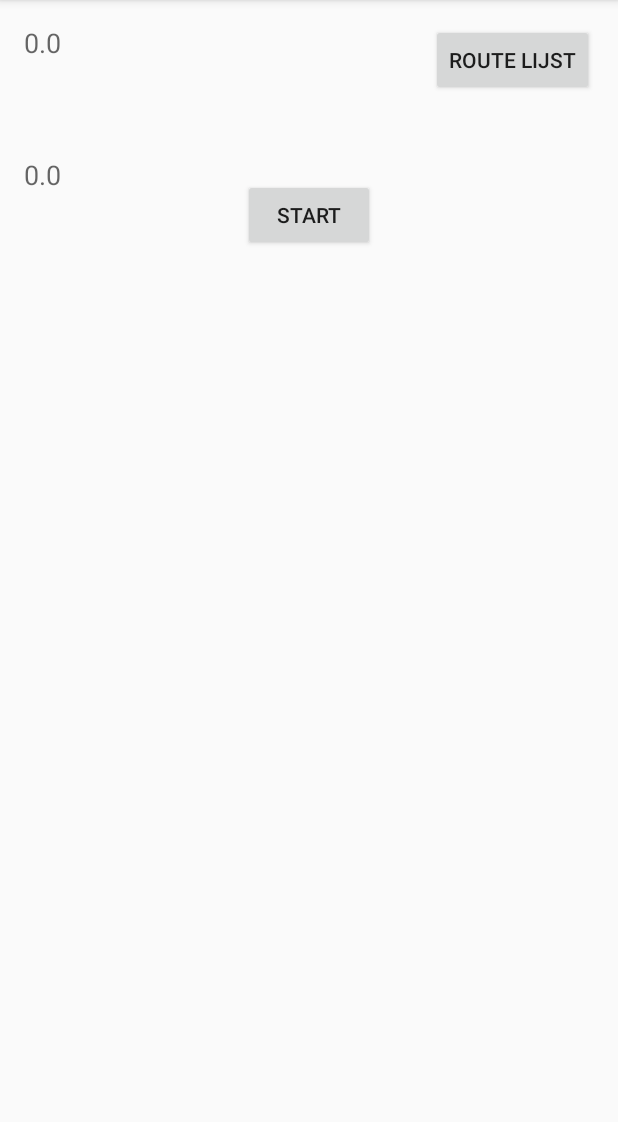
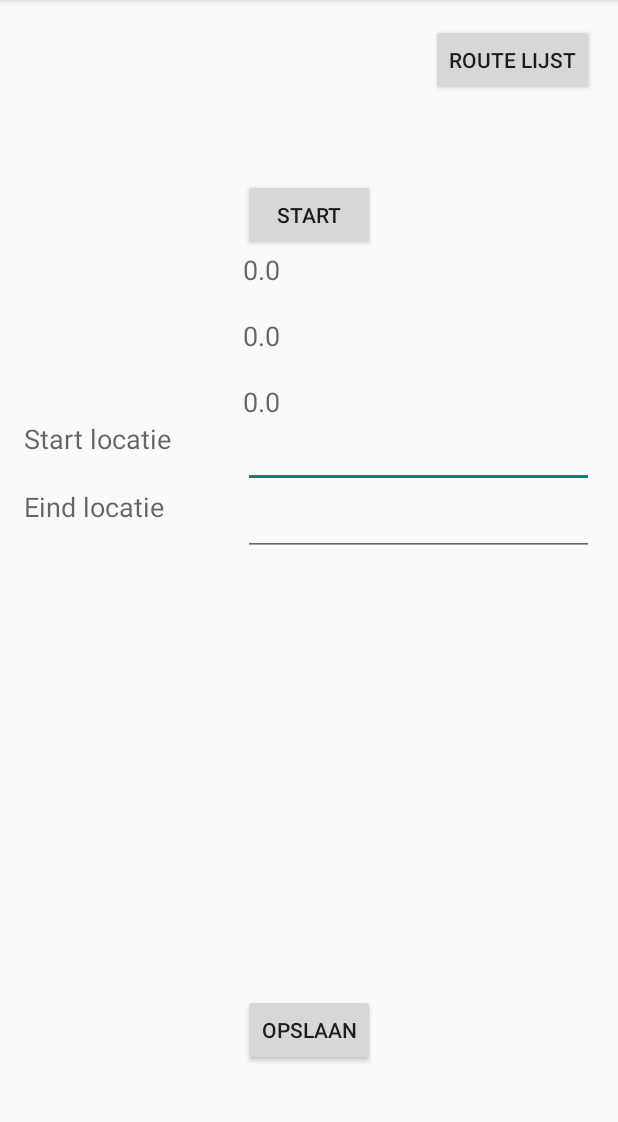
Before and after one commit to Bramvanelderen10/ShakeYouUp, an Android app: the screen it shows after launch (DashboardActivity), after a tap on "STOP", on a phone screen of 412 x 824 dp, the part 84-1206 px from its top. Run offline under Robolectric (Android 15) with nearby library versions, the phone set to English and light mode, and no system bars; 1 other tap on this screen came first.

Commit message:
Textfields added for start and end location

```diff
--- a/app/src/main/java/com/groep5/shakeyouup/DashboardActivity.java
+++ b/app/src/main/java/com/groep5/shakeyouup/DashboardActivity.java
@@ -77,13 +77,19 @@ public class DashboardActivity extends ActionBarActivity {
         if (this.journey == null) return;
 
         timer.cancel();
+        timer = null;
 
         journey.stop();
-        float score = journey.calculateFinalScore();
+        float score = journey.getFinalScore();
         float time = journey.getCurrentTime();
 
-        //TODO DISPLAY FINAL SCORE AND TIME
-        timer = null;
+
+
+        TextView finalScoreView = (TextView)findViewById(R.id.finalScore);
+        TextView timeView = (TextView)findViewById(R.id.time);
+        timeView.setText(Float.toString(time));
+        finalScoreView.setText(Float.toString(score));
+
 
         View stop = findViewById(R.id.stop);
         stop.setVisibility(View.GONE);
@@ -110,6 +116,21 @@ public class DashboardActivity extends ActionBarActivity {
         });
     }
 
+    public void save(View v) {
+
+        TextView startLocationView = (TextView)findViewById(R.id.startLocationText);
+        TextView endLocationView = (TextView)findViewById(R.id.endLocationText);
+
+        String[] location = new String[2];
+        location[0] = startLocationView.getText().toString();
+        location[1] = endLocationView.getText().toString();
+
+        journey.save(location);
+
+
+
+    }
+
     public void viewRoutes(View v) {
 
     }
--- a/app/src/main/java/com/groep5/shakeyouup/Journey.java
+++ b/app/src/main/java/com/groep5/shakeyouup/Journey.java
@@ -1,18 +1,18 @@
 package com.groep5.shakeyouup;
+
+import java.util.List;
 
 /**
  * Created by Bram on 6/4/2015.
  */
 public class Journey {
     private MotionSensor ms;
-
     private DatabaseManager dm;
-
     private float startTime;
+    private int finalScore;
 
     public Journey(DatabaseManager dm) {
         this.dm = dm;
-
     }
 
     public boolean start() {
@@ -23,24 +23,21 @@ public class Journey {
     }
 
     public boolean stop() {
-        Route route = new Route();
-        route.setStartLocation("den haag");
-        route.setEndLocation("rotterdam");
-
-        route.setTime((int)getCurrentTime());
-
-        route.setScore((int) calculateFinalScore());
-
-        dm.addRoute(route);
+        finalScore = (int) calculateFinalScore();
 
         return true;
     }
 
     //TODO calculate score based on motion time and distance
-    public float calculateFinalScore() {
+    private float calculateFinalScore() {
         float[] vector = this.ms.getTotalVector();
 
         return vector[0] + vector[1] + vector[2];
+    }
+
+    public int getFinalScore() {
+
+        return finalScore;
     }
 
     public float getCurrentScore() {
@@ -59,4 +56,19 @@ public class Journey {
     public void setMotionSensor(MotionSensor ms) {
         this.ms = ms;
     }
+
+    public void save(String[] location) {
+        Route route = new Route();
+        route.setStartLocation(location[0]);
+        route.setEndLocation(location[1]);
+
+        route.setTime((int)getCurrentTime());
+
+        route.setScore(finalScore);
+
+        dm.addRoute(route);
+
+        List<Route> routes = dm.getAllRoutes();
+        routes.size();
+    }
 }
--- a/app/src/main/res/layout/activity_dashboard.xml
+++ b/app/src/main/res/layout/activity_dashboard.xml
@@ -30,11 +30,11 @@
         android:layout_height="wrap_content"
         android:textAppearance="?android:attr/textAppearanceMedium"
         android:id="@+id/currentScore"
-        android:layout_below="@+id/stop"
-        android:layout_alignRight="@+id/stop"
-        android:layout_alignEnd="@+id/stop"
-        android:layout_alignLeft="@+id/stop"
-        android:layout_alignStart="@+id/stop" />
+        android:layout_below="@+id/start"
+        android:layout_alignRight="@+id/start"
+        android:layout_alignEnd="@+id/start"
+        android:layout_alignLeft="@+id/start"
+        android:layout_alignStart="@+id/start" />
 
     <TextView
         android:layout_width="wrap_content"
@@ -69,4 +69,59 @@
         android:layout_alignParentRight="true"
         android:layout_alignParentEnd="true"
         android:onClick="viewRoutes"/>
+
+    <Button
+        android:layout_width="wrap_content"
+        android:layout_height="wrap_content"
+        android:text="Opslaan"
+        android:id="@+id/save"
+        android:layout_alignParentBottom="true"
+        android:layout_centerHorizontal="true"
+        android:layout_marginBottom="41dp"
+        android:onClick="save"/>
+
+    <EditText
+        android:layout_width="wrap_content"
+        android:layout_height="wrap_content"
+        android:id="@+id/startLocationText"
+        android:layout_below="@+id/time"
+        android:layout_alignLeft="@+id/time"
+        android:layout_alignStart="@+id/time"
+        android:layout_alignRight="@+id/viewRoutesButton"
+        android:layout_alignEnd="@+id/viewRoutesButton" />
+
+    <EditText
+        android:layout_width="wrap_content"
+        android:layout_height="wrap_content"
+        android:id="@+id/endLocationText"
+        android:layout_below="@+id/startLocationText"
+        android:layout_alignLeft="@+id/startLocationText"
+        android:layout_alignStart="@+id/startLocationText"
+        android:layout_alignRight="@+id/viewRoutesButton"
+        android:layout_alignEnd="@+id/viewRoutesButton" />
+
+    <TextView
+        android:layout_width="wrap_content"
+        android:layout_height="wrap_content"
+        android:textAppearance="?android:attr/textAppearanceMedium"
+        android:text="Start locatie"
+        android:id="@+id/startLocationView"
+        android:layout_below="@+id/time"
+        android:layout_alignParentLeft="true"
+        android:layout_alignParentStart="true"
+        android:layout_alignBottom="@+id/startLocationText" />
+
+    <TextView
+        android:layout_width="wrap_content"
+        android:layout_height="wrap_content"
+        android:textAppearance="?android:attr/textAppearanceMedium"
+        android:text="Eind locatie"
+        android:id="@+id/endLocationView"
+        android:layout_alignTop="@+id/endLocationText"
+        android:layout_alignParentLeft="true"
+        android:layout_alignParentStart="true"
+        android:layout_alignBottom="@+id/endLocationText"
+        android:layout_toLeftOf="@+id/endLocationText"
+        android:layout_toStartOf="@+id/endLocationText" />
+
 </RelativeLayout>
```
